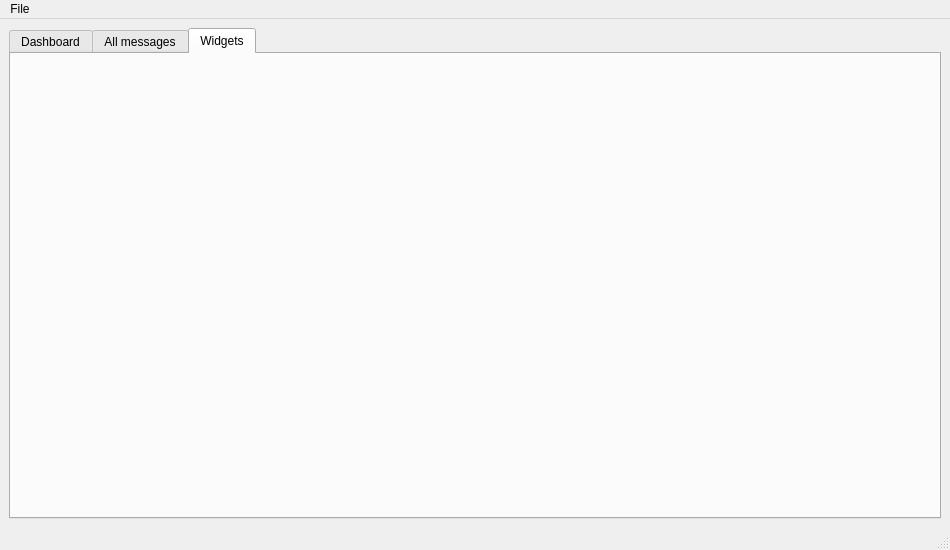
The window that src/ui/window.ui (EduardFrlicka/ICP-Projekt) describes before a commit, drawn with Qt 5.
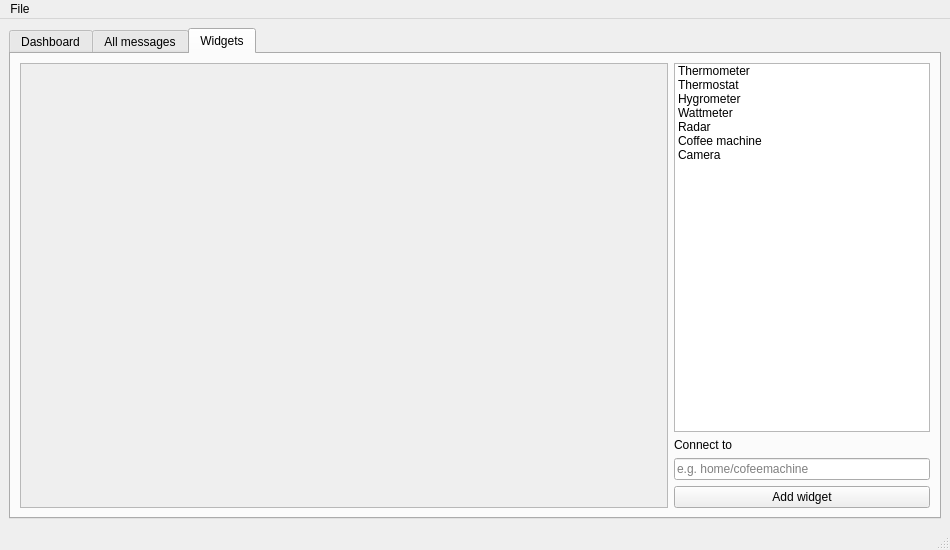
The same window after the commit. The open tabs and pages were chosen to show the change.

Commit message: mqtt widgets ui + clear data on exit

```diff
--- a/src/ui/window.ui
+++ b/src/ui/window.ui
@@ -336,7 +336,99 @@
        </attribute>
        <layout class="QGridLayout" name="gridLayout_4">
         <item row="0" column="0">
-         <layout class="QVBoxLayout" name="verticalLayout_3"/>
+         <layout class="QVBoxLayout" name="verticalLayout_3">
+          <item>
+           <layout class="QHBoxLayout" name="horizontalLayout_5" stretch="10,0">
+            <item>
+             <widget class="QScrollArea" name="scrollArea">
+              <property name="widgetResizable">
+               <bool>true</bool>
+              </property>
+              <widget class="QWidget" name="scrollAreaWidgetContents">
+               <property name="geometry">
+                <rect>
+                 <x>0</x>
+                 <y>0</y>
+                 <width>640</width>
+                 <height>433</height>
+                </rect>
+               </property>
+              </widget>
+             </widget>
+            </item>
+            <item>
+             <layout class="QVBoxLayout" name="verticalLayout_4">
+              <item>
+               <widget class="QListWidget" name="listWidget_widgets">
+                <property name="viewMode">
+                 <enum>QListView::ListMode</enum>
+                </property>
+                <property name="sortingEnabled">
+                 <bool>false</bool>
+                </property>
+                <item>
+                 <property name="text">
+                  <string>Thermometer </string>
+                 </property>
+                </item>
+                <item>
+                 <property name="text">
+                  <string>Thermostat </string>
+                 </property>
+                </item>
+                <item>
+                 <property name="text">
+                  <string>Hygrometer </string>
+                 </property>
+                </item>
+                <item>
+                 <property name="text">
+                  <string>Wattmeter </string>
+                 </property>
+                </item>
+                <item>
+                 <property name="text">
+                  <string>Radar</string>
+                 </property>
+                </item>
+                <item>
+                 <property name="text">
+                  <string>Coffee machine </string>
+                 </property>
+                </item>
+                <item>
+                 <property name="text">
+                  <string>Camera</string>
+                 </property>
+                </item>
+               </widget>
+              </item>
+              <item>
+               <widget class="QLabel" name="label">
+                <property name="text">
+                 <string>Connect to</string>
+                </property>
+               </widget>
+              </item>
+              <item>
+               <widget class="QLineEdit" name="lineEdit">
+                <property name="placeholderText">
+                 <string>e.g. home/cofeemachine</string>
+                </property>
+               </widget>
+              </item>
+              <item>
+               <widget class="QPushButton" name="addWidget_btn">
+                <property name="text">
+                 <string>Add widget</string>
+                </property>
+               </widget>
+              </item>
+             </layout>
+            </item>
+           </layout>
+          </item>
+         </layout>
         </item>
        </layout>
       </widget>
```
The commit also changes 1 other file.
